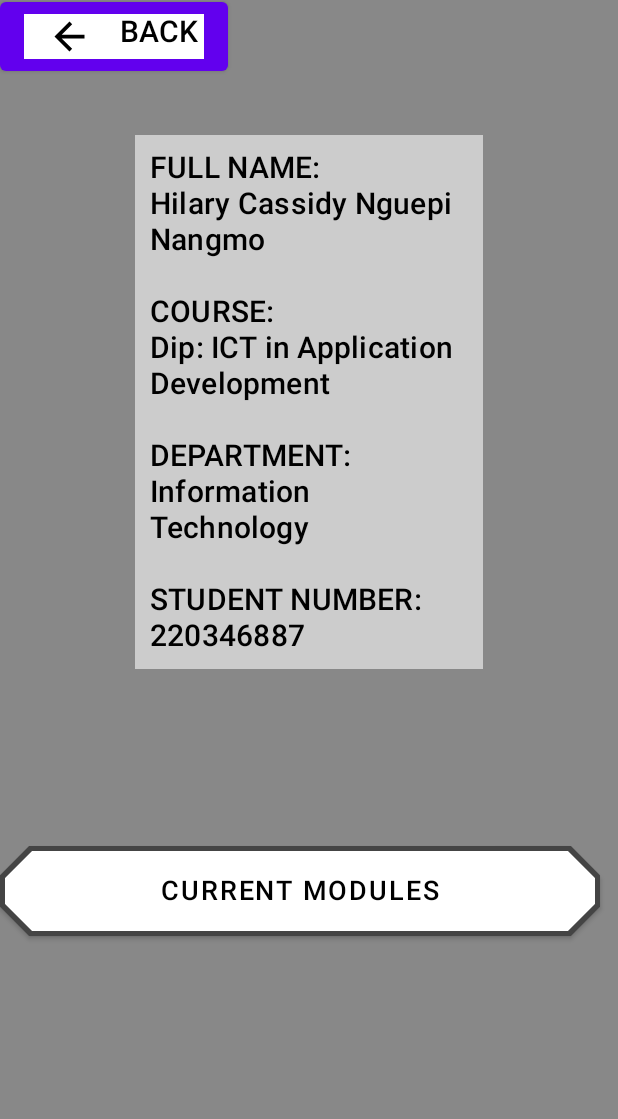
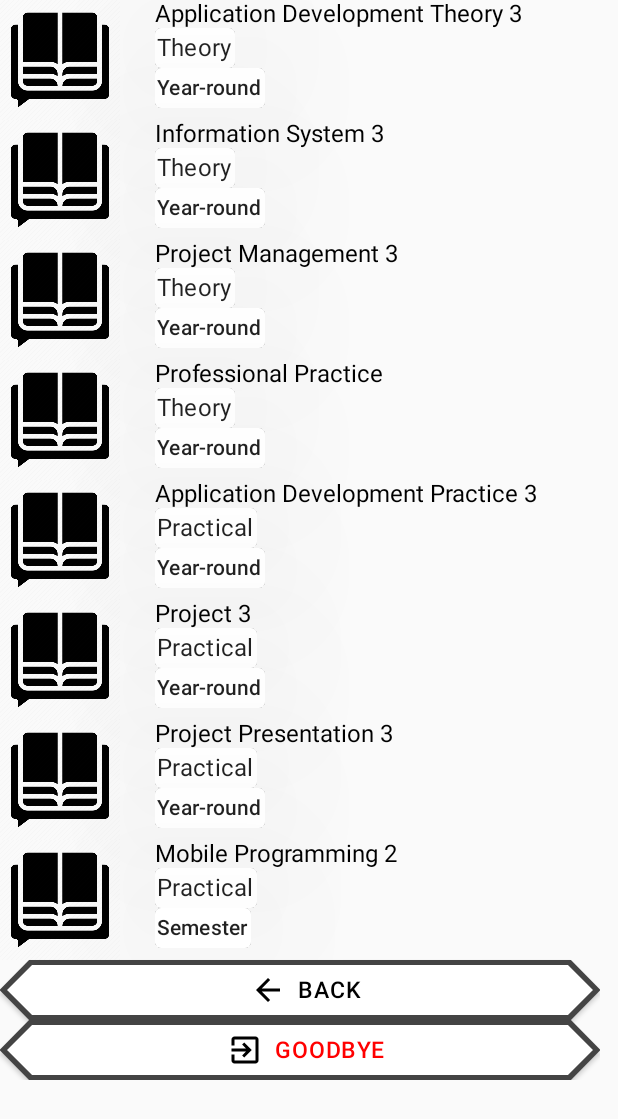
Before and after one commit to Cassy-16/NguepiJourney, an Android app built with Jetpack Compose: the ScreenTwo screen opened directly, with no data from a screen before it, after a tap on "CURRENT MODULES", on a phone screen of 412 x 824 dp. Shown: the top 1119 px of the screen. Run offline under Robolectric (Android 15) with nearby library versions, the light colour scheme and no system bars.

Commit message:
MPII_Practical 03

```diff
--- /dev/null
+++ b/app/src/main/java/com/example/nguepijourney/ScreenThree.kt
@@ -0,0 +1,209 @@
+package com.example.nguepijourney
+
+import android.app.Activity
+import android.content.Intent
+import android.os.Bundle
+import androidx.activity.ComponentActivity
+import androidx.activity.compose.setContent
+import androidx.compose.foundation.*
+import androidx.compose.foundation.layout.*
+import androidx.compose.foundation.lazy.LazyColumn
+import androidx.compose.foundation.lazy.items
+import androidx.compose.foundation.shape.CircleShape
+import androidx.compose.foundation.shape.CutCornerShape
+import androidx.compose.material.*
+import androidx.compose.material.icons.Icons
+import androidx.compose.material.icons.outlined.ArrowBack
+import androidx.compose.material.icons.outlined.ExitToApp
+import androidx.compose.runtime.Composable
+import androidx.compose.runtime.MutableState
+import androidx.compose.runtime.mutableStateOf
+import androidx.compose.runtime.remember
+import androidx.compose.ui.Alignment
+import androidx.compose.ui.Alignment.Companion.BottomStart
+import androidx.compose.ui.Modifier
+import androidx.compose.ui.draw.clip
+import androidx.compose.ui.graphics.Color
+import androidx.compose.ui.graphics.SolidColor
+import androidx.compose.ui.platform.LocalContext
+import androidx.compose.ui.res.colorResource
+import androidx.compose.ui.res.painterResource
+import androidx.compose.ui.tooling.preview.Preview
+import androidx.compose.ui.unit.dp
+import androidx.compose.ui.unit.sp
+import androidx.core.app.ActivityCompat.finishAffinity
+import androidx.core.content.ContextCompat.startActivity
+import com.example.nguepijourney.ui.theme.NguepiJourneyTheme
+import kotlin.system.exitProcess
+
+class ScreenThree : ComponentActivity() {
+    override fun onCreate(savedInstanceState: Bundle?) {
+        super.onCreate(savedInstanceState)
+        setContent {
+            NguepiJourneyTheme {
+
+                var h1= Mod("Application Development Theory 3","Theory","Year-round")
+                var h2= Mod("Information System 3","Theory","Year-round")
+                var h3= Mod("Project Management 3","Theory","Year-round")
+                var h4= Mod("Professional Practice","Theory","Year-round")
+
+                var h5= Mod("Application Development Practice 3","Practical","Year-round")
+                var h6= Mod("Project 3","Practical","Year-round")
+                var h7= Mod("Project Presentation 3","Practical","Year-round")
+                var h8= Mod("Mobile Programming 2","Practical","Semester")
+                val modules=listOf (h1,h2,h3,h4,h5,h6,h7,h8)
+                Convesation(modules)
+            }
+        }
+    }
+}
+
+data class Mod(val moduleName:String, var moduleType: String, var moduleDuration: String)
+
+@Composable
+fun Greeting(module: Mod )
+{
+
+    Row() {
+
+        Image(painter = painterResource(id=R.drawable.book),
+            contentDescription ="book",
+           modifier = Modifier
+                .size(80.dp)
+
+        )
+
+        Spacer(modifier = Modifier.width(23.2.dp))
+
+        Column(modifier = Modifier.clickable {    })
+
+        {
+            Text(text = "${module.moduleName}",
+                color = Color.Black,
+                style= MaterialTheme.typography.body1
+
+            )
+            Spacer(modifier = Modifier.width(14.2.dp))
+
+            Surface(shape = MaterialTheme.shapes.medium,
+                color = Color.White, elevation = 800.dp) {
+                Text(text = "${module.moduleType}",style= MaterialTheme.typography.subtitle1,
+                    modifier = Modifier.padding(all = 1.6.dp),
+                   maxLines = 1)
+            }
+
+            Spacer(modifier = Modifier.width(14.2.dp))
+
+            Surface(shape = MaterialTheme.shapes.medium,
+                color = Color.White, elevation = 800.dp) {
+                Text(text = "${module.moduleDuration}",style= MaterialTheme.typography.subtitle2,
+                    modifier = Modifier.padding(all = 1.6.dp),
+                    maxLines =  1)
+            }
+
+
+        }
+    }
+}
+@Composable
+fun Convesation (messages: List<Mod>)
+{
+
+    var visible: MutableState<Boolean> = remember { mutableStateOf(false) }
+    Aler(setVisible= visible)
+       Column() {
+
+    LazyColumn()
+    {
+        items(messages) { s -> Greeting(module = s) }
+    }
+        Button(
+            onClick = {
+                //val navigate = Intent(this@ScreenThree, ScreenTwo::class.java)
+              //  startActivity(navigate)
+            },
+            modifier = Modifier.paddingFromBaseline(top = 0.dp)
+                .size(width = 400.dp, height = 40.dp),
+            border = BorderStroke(3.dp, brush = SolidColor(Color.DarkGray)),
+            shape = CutCornerShape(20.dp),
+            colors = ButtonDefaults.buttonColors(backgroundColor = colorResource(id = R.color.white))
+        )
+        {
+            Icon(
+                imageVector = Icons.Outlined.ArrowBack,
+                contentDescription = "Return",
+                modifier = Modifier.size(width = 40.dp, height = 60.dp)
+                    .background(color = Color.White),
+
+                Color.Black,
+            )
+
+            Text(text = "BACK", fontSize = 15.sp, color = Color.Black)
+        }
+
+        Button(
+            onClick = {
+               visible.value = true
+            },
+            modifier = Modifier.paddingFromBaseline(top = 0.dp)
+                .size(width = 400.dp, height = 40.dp),
+            border = BorderStroke(3.dp, brush = SolidColor(Color.DarkGray)),
+            shape = CutCornerShape(20.dp),
+            colors = ButtonDefaults.buttonColors(backgroundColor = colorResource(id = R.color.white))
+        ) {
+            Icon(
+                imageVector = Icons.Outlined.ExitToApp,
+                contentDescription = "Exit",
+                modifier = Modifier.size(width = 40.dp, height = 40.dp)
+                    .background(color = Color.White),
+
+                Color.Black,
+            )
+
+            Text(text = "GOODBYE", fontSize = 15.sp, color = Color.Red)
+
+    }
+}
+
+@Composable
+fun DefaultPreview(){
+    NguepiJourneyTheme {
+        var h1= Mod("Application Development Theory 3","Theory","Year-round")
+        var h2= Mod("Information System 3","Theory","Year-round")
+        var h3= Mod("Project Management 3","Theory","Year-round")
+        var h4= Mod("Professional Practice","Theory","Year-round")
+
+        var h5= Mod("Application Development Practice 3","Practical","Year-round")
+        var h6= Mod("Project 3","Practical","Year-round")
+        var h7= Mod("Project Presentation 3","Practical","Year-round")
+        var h8= Mod("Mobile Programming 2","Practical","Semester")
+        val modules=listOf (h1,h2,h3,h4,h5,h6,h7,h8)
+        Convesation(modules)
+    }
+
+}}
+@Composable
+fun Aler(setVisible: MutableState<Boolean>)
+{
+    //val screens=(LocalContext.current as? Activity)
+    if(setVisible.value){
+        AlertDialog(
+            onDismissRequest = { setVisible.value=false },
+            dismissButton ={
+                TextButton(onClick = {setVisible.value=false}) {
+                    Text(text = "NO",color = Color.Black,style = MaterialTheme.typography.body1)
+                }
+            },
+
+            confirmButton = {
+                TextButton(onClick = { exitProcess(0)}) {
+                    Text(text = "YES",color = Color.Red,style = MaterialTheme.typography.body1)
+                }
+            },
+
+            text = { Text(text = "Leaving now?",color = Color.Black,style = MaterialTheme.typography.h6)}
+        )
+
+
+    }
+}
--- a/app/src/main/java/com/example/nguepijourney/ScreenTwo.kt
+++ b/app/src/main/java/com/example/nguepijourney/ScreenTwo.kt
@@ -80,7 +80,10 @@ class ScreenTwo : ComponentActivity() {
 
                 }
                 Button(
-                    onClick = {},
+                    onClick = {
+                        val navigate = Intent(this@ScreenTwo, ScreenThree::class.java)
+                        startActivity(navigate)
+                    },
                     modifier = Modifier.paddingFromBaseline(top = 600.dp)
                         .size(width = 400.dp, height = 60.dp),
                     border = BorderStroke(3.dp, brush = SolidColor(Color.DarkGray)),
@@ -93,7 +96,13 @@ class ScreenTwo : ComponentActivity() {
                 Button(onClick = {
                     val navigate = Intent(this@ScreenTwo, MainActivity::class.java)
                     startActivity(navigate)
-                }) {
+                },
+                    modifier = Modifier.paddingFromBaseline(top = 800.dp)
+                        .size(width = 400.dp, height = 60.dp),
+                    border = BorderStroke(3.dp, brush = SolidColor(Color.DarkGray)),
+                    shape = CutCornerShape(20.dp),
+                    colors = ButtonDefaults.buttonColors(backgroundColor = colorResource(id = R.color.white))
+                ) {
                     Icon(
                         imageVector = Icons.Outlined.ArrowBack,
                         contentDescription = "Return",
--- a/app/src/main/res/values/strings.xml
+++ b/app/src/main/res/values/strings.xml
@@ -1,4 +1,6 @@
 <resources>
     <string name="app_name">NguepiJourney</string>
     <string name="title_activity_screen_two">ScreenTwo</string>
+    <string name="title_activity_screen_three">ScreenThree</string>
+    <string name="title_activity_main2">MainActivity2</string>
 </resources>
```
Also changed, not shown: app/src/main/AndroidManifest.xml (+10 -0 lines), app/src/main/java/com/example/nguepijourney/MainActivity.kt (+11 -3 lines), app/src/main/res/drawable-v24/book.png (added).
